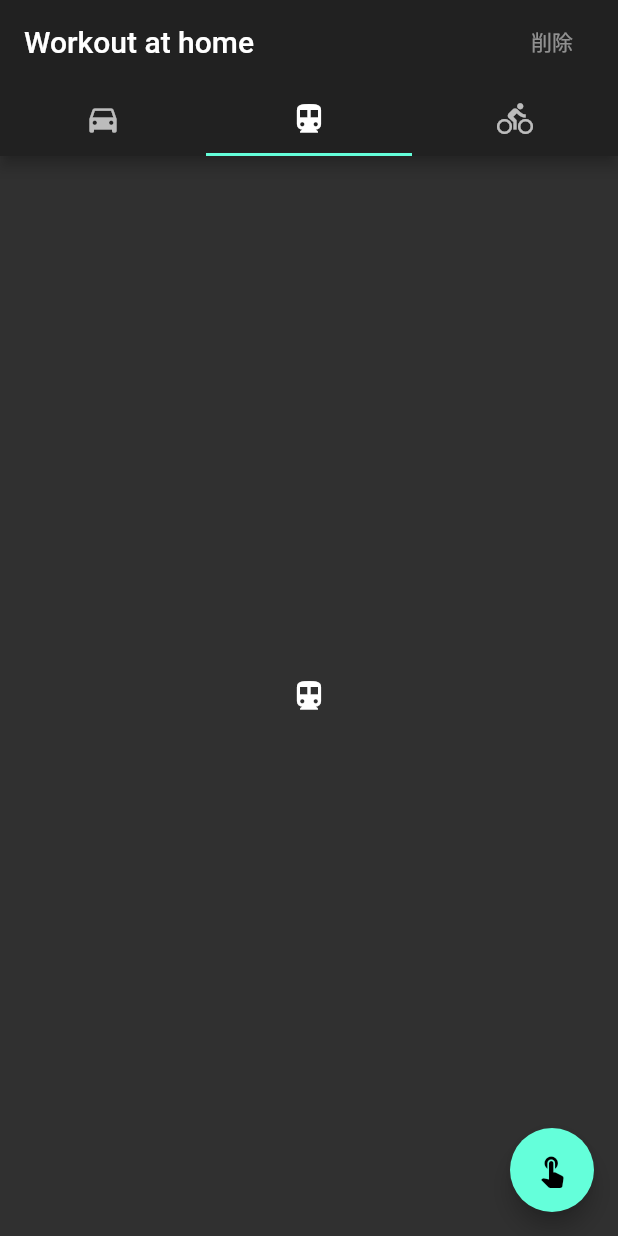
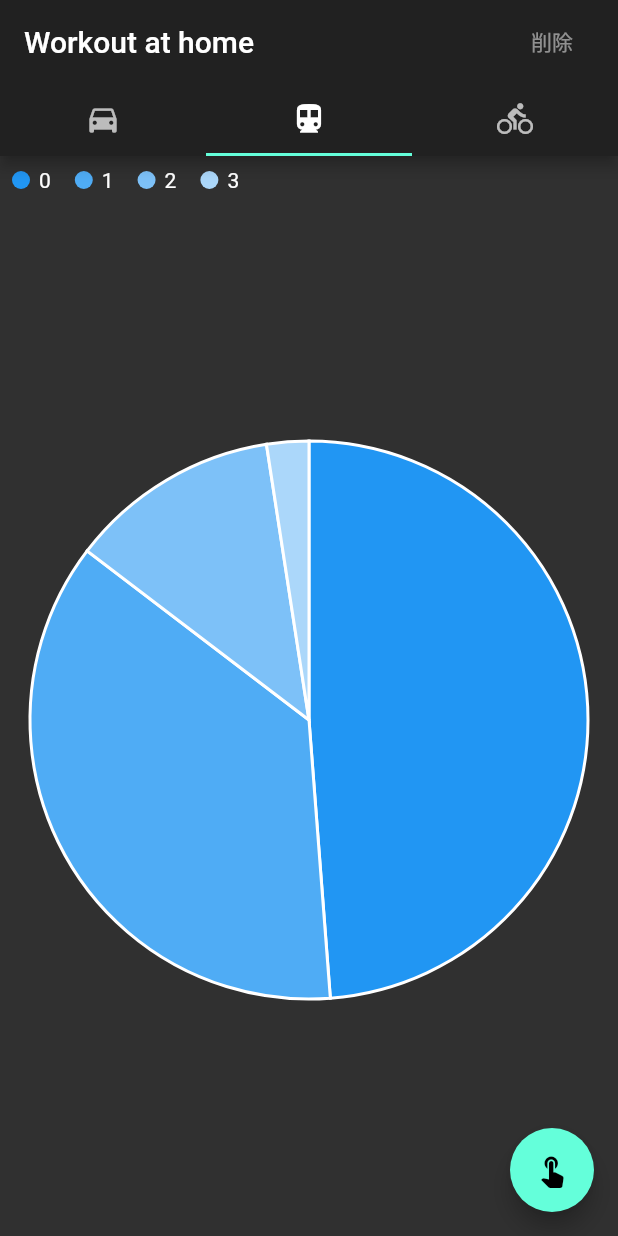
Before and after one commit to Postboll/workout_mgmt, a Flutter app: the screen it shows after launch, tab 2 chosen, on a phone screen of 412 x 824 dp. Run offline on Flutter 3.47's test engine with Material 2 defaults, Android fonts, the phone set to English and light mode, and no system bars; our stand-ins replace charts_flutter, cloud_firestore, firebase_core; accounts and stored records are empty.

```diff
--- a/lib/main.dart
+++ b/lib/main.dart
@@ -1,7 +1,7 @@
 import 'package:firebase_core/firebase_core.dart';
 import 'package:flutter/material.dart';
 import 'package:provider/provider.dart';
-
+import 'package:charts_flutter/flutter.dart' as charts;
 import 'add/add_page.dart';
 import 'main_model.dart';
 
@@ -130,7 +130,7 @@ class MainPage extends StatelessWidget {
                   ).toList(),
                 );
               }),
-              Icon(Icons.directions_transit),
+              SimpleDatumLegend.withSampleData(),
               Icon(Icons.directions_bike),
             ],
           ),
@@ -154,3 +154,63 @@ class MainPage extends StatelessWidget {
     );
   }
 }
+
+
+
+
+class SimpleDatumLegend extends StatelessWidget {
+
+  final List<charts.Series> seriesList;
+  final bool animate;
+
+  SimpleDatumLegend(this.seriesList, {this.animate});
+
+  factory SimpleDatumLegend.withSampleData() {
+
+    return new SimpleDatumLegend(
+      _createSampleData(),
+      // Disable animations for image tests.
+      animate: false,
+    );
+
+  }
+
+
+  @override
+  Widget build(BuildContext context) {
+    return new charts.PieChart(
+      seriesList,
+      animate: animate,
+      // Add the series legend behavior to the chart to turn on series legends.
+      // By default the legend will display above the chart.
+      behaviors: [new charts.DatumLegend()],
+    );
+  }
+
+  /// Create series list with one series
+  static List<charts.Series<LinearSales, int>> _createSampleData() {
+    final data = [
+      new LinearSales(0, 100),
+      new LinearSales(1, 75),
+      new LinearSales(2, 25),
+      new LinearSales(3, 5),
+    ];
+
+    return [
+      new charts.Series<LinearSales, int>(
+        id: 'Sales',
+        domainFn: (LinearSales sales, _) => sales.year,
+        measureFn: (LinearSales sales, _) => sales.sales,
+        data: data,
+      )
+    ];
+  }
+}
+
+/// Sample linear data type.
+class LinearSales {
+  final int year;
+  final int sales;
+
+  LinearSales(this.year, this.sales);
+}
```
